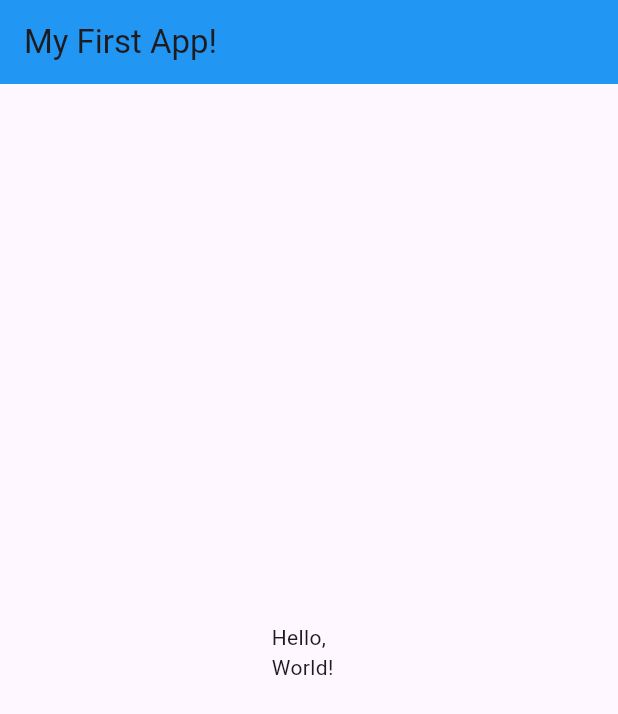
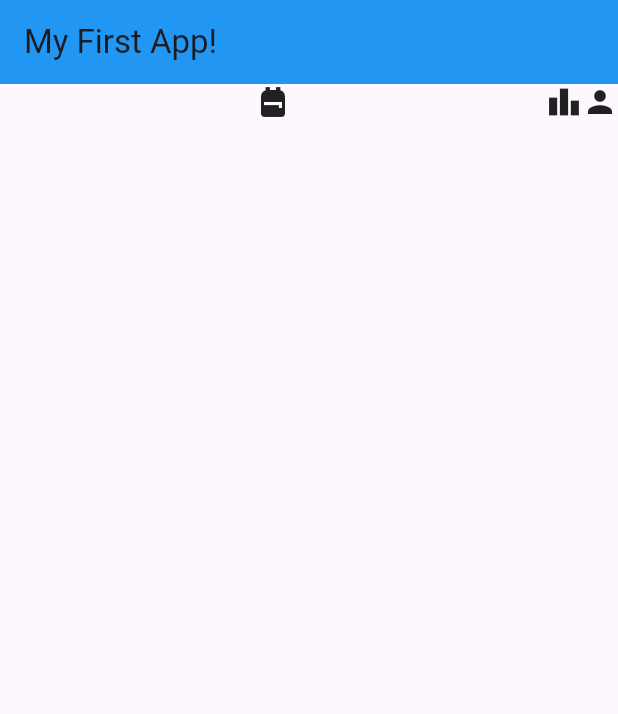
Before and after one commit to Hardvan/Trying-Flutter, a Flutter app: the screen it shows after launch, on a phone screen of 412 x 824 dp. Shown: the top 714 px of the screen. Run offline on Flutter 3.47's test engine with Material 3 defaults, Android fonts, the phone set to English and light mode, and no system bars.

Commit message:
Flex Layout

```diff
--- a/lib/main.dart
+++ b/lib/main.dart
@@ -11,18 +11,19 @@ class MyApp extends StatelessWidget {
   Widget build(BuildContext context) {
     return MaterialApp(
       home: Scaffold(
-        appBar: AppBar(
-          backgroundColor: Colors.blue,
-          title: const Text('My First App!'),
-        ),
-        body: const Center(
-          child: SizedBox(
-            height: 50,
-            width: 50,
-            child: Text('Hello, World!'),
+          appBar: AppBar(
+            backgroundColor: Colors.blue,
+            title: const Text('My First App!'),
           ),
-        ),
-      ),
+          body: const Row(
+            mainAxisAlignment: MainAxisAlignment.spaceEvenly,
+            crossAxisAlignment: CrossAxisAlignment.end,
+            children: [
+              Expanded(flex: 4, child: Icon(Icons.backpack)),
+              Icon(Icons.leaderboard),
+              Icon(Icons.person)
+            ],
+          )),
     );
   }
 }
```
